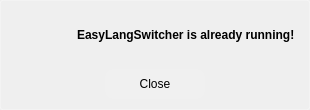
Qt form src/ui/forms/EasyLangSwitcher_warning.ui (egoisticdesire/EasyLangSwitcher) before a commit.
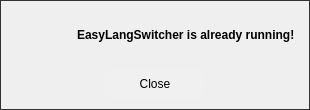
The same form after that commit. Icons and pictures are not drawn.

What changed in the file:
```diff
--- a/src/ui/forms/EasyLangSwitcher_warning.ui
+++ b/src/ui/forms/EasyLangSwitcher_warning.ui
@@ -45,9 +45,7 @@
     <widget class="QFrame" name="background_frame">
      <property name="styleSheet">
       <string notr="true">QFrame#background_frame {
-/*border: 1px solid transparent;*/
-border: 1px solid rgba(255, 255, 255, 66);
-border-radius: 2px;
+border: 1px solid rgb(50, 50, 50);
 color: rgba(255, 255, 255, 225);
 background: transparent;
 }
```
